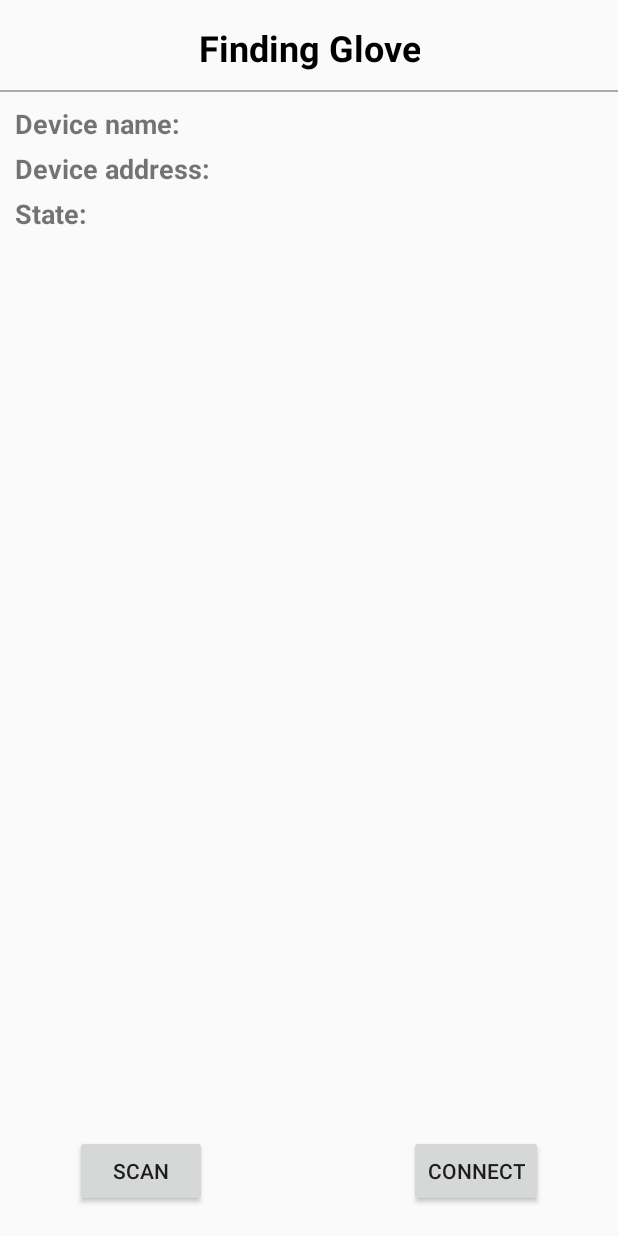
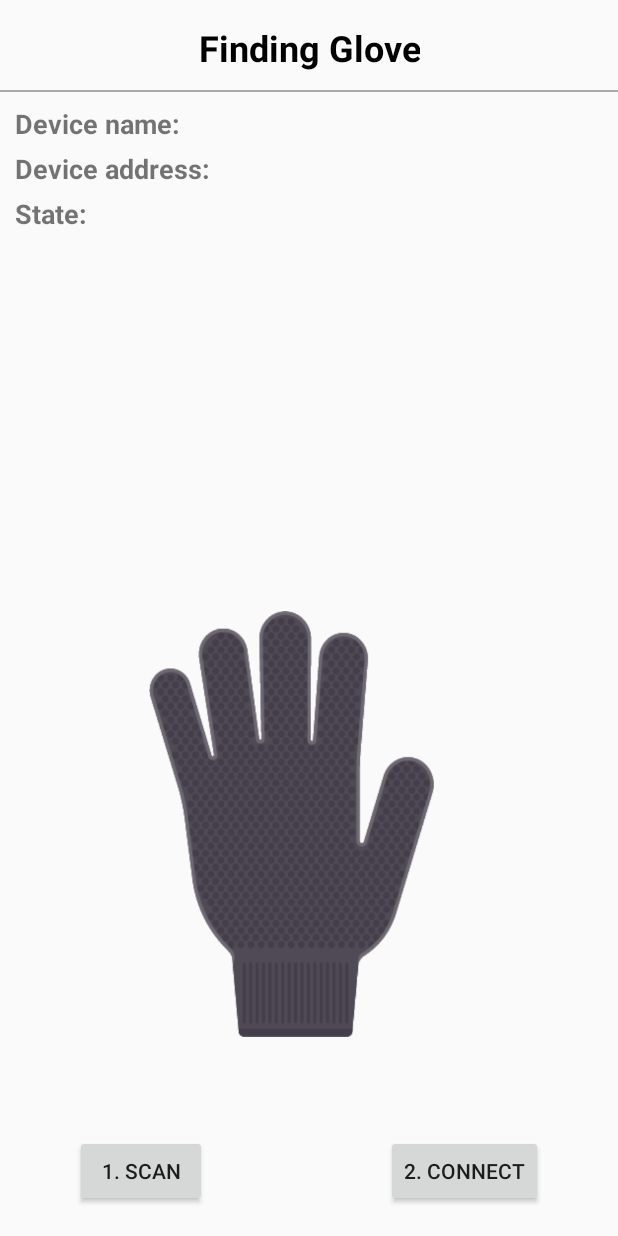
Before and after one commit to Yasamanro/TheBreakingHand, an Android app: the ScanActivity screen opened directly, with no data from a screen before it, on a phone screen of 412 x 824 dp. Run offline under Robolectric (Android 15) with nearby library versions, the light colour scheme and no system bars; 1 statement that could not run was skipped.

Commit message:
Scan activity UI improvement - Glove imageview - Numbering buttons - Disable back button

```diff
--- a/app/src/main/java/com/example/yasamanro/bhangarigame/ScanActivity.java
+++ b/app/src/main/java/com/example/yasamanro/bhangarigame/ScanActivity.java
@@ -20,6 +20,7 @@ import android.os.Bundle;
 import android.util.Log;
 import android.view.View;
 import android.widget.Button;
+import android.widget.ImageView;
 import android.widget.TextView;
 import android.widget.Toast;
 
@@ -30,13 +31,16 @@ import java.util.HashMap;
 import java.util.List;
 import java.util.Map;
 
+
+/*
+Handles finding BLE devices, filtering out the glove that we are looking for
+*/
 public class ScanActivity extends AppCompatActivity {
 
     private BluetoothAdapter mBluetoothAdapter;
     private BluetoothLeScanner mBluetoothLeScanner;
     private ScanCallback mScanCallback;
     private HashMap<String,BluetoothDevice> mScanResults = new HashMap<>();
-    private BluetoothGatt mBluetoothGatt;
 
     private boolean mScanning;
     private Handler mHandler;
@@ -47,6 +51,8 @@ public class ScanActivity extends AppCompatActivity {
 
     private boolean gloveFound;
     private BluetoothDevice glove;
+
+
 
     @Override
     protected void onCreate(Bundle savedInstanceState) {
@@ -147,11 +153,15 @@ public class ScanActivity extends AppCompatActivity {
         }
         for (String deviceAddress : mScanResults.keySet()) {
             BluetoothDevice device = mScanResults.get(deviceAddress);
-            Log.d("HELLOFOUNDDEVICES", "Found device: " + deviceAddress);
+            Log.d("FOUNDDEVICES", "Found device: " + deviceAddress);
             if (device.getName() != null && device.getName().equals("SmartGlove")){
                 runOnUiThread(new Runnable() {
                     @Override
                     public void run() {
+
+                        ((ImageView) findViewById(R.id.glove_unselected)).setVisibility(View.INVISIBLE);
+                        ((ImageView) findViewById(R.id.glove_selected)).setVisibility(View.VISIBLE);
+
                         gloveFound = true;
                         glove = device;
                         TextView deviceName = (TextView) findViewById(R.id.device_name);
@@ -211,4 +221,7 @@ public class ScanActivity extends AppCompatActivity {
     private void requestLocationPermission() {
         requestPermissions(new String[]{Manifest.permission.ACCESS_COARSE_LOCATION}, LOCATION_PERMISSION_CODE);
     }
+
+    @Override
+    public void onBackPressed() { }
 }
--- a/app/src/main/res/layout/activity_scan.xml
+++ b/app/src/main/res/layout/activity_scan.xml
@@ -1,5 +1,6 @@
 <?xml version="1.0" encoding="utf-8"?>
 <LinearLayout xmlns:android="http://schemas.android.com/apk/res/android"
+    xmlns:app="http://schemas.android.com/apk/res-auto"
     xmlns:tools="http://schemas.android.com/tools"
     android:layout_width="match_parent"
     android:layout_height="match_parent"
@@ -20,78 +21,122 @@
             android:layout_marginTop="15dp"
             android:text="Finding Glove"
             android:textAlignment="center"
+            android:textColor="@color/black"
             android:textSize="24sp"
-            android:textStyle="bold"
-            android:textColor="@color/black"/>
+            android:textStyle="bold" />
 
-        <LinearLayout android:orientation="horizontal"
+        <LinearLayout
             android:layout_width="match_parent"
             android:layout_height="wrap_content"
+            android:layout_marginLeft="10dp"
             android:layout_marginTop="70dp"
-            android:layout_marginLeft="10dp"
             android:layout_marginRight="10dp"
-            android:layout_marginBottom="10dp">
-            <TextView android:layout_width="wrap_content"
+            android:layout_marginBottom="10dp"
+            android:orientation="horizontal">
+
+            <TextView
+                android:layout_width="wrap_content"
                 android:layout_height="wrap_content"
                 android:text="@string/label_device_name"
-                android:textStyle="bold"
-                android:textSize="18sp"/>
-            <Space android:layout_width="5dp"
-                android:layout_height="wrap_content"/>
-            <TextView android:id="@+id/device_name"
+                android:textSize="18sp"
+                android:textStyle="bold" />
+
+            <Space
+                android:layout_width="5dp"
+                android:layout_height="wrap_content" />
+
+            <TextView
+                android:id="@+id/device_name"
                 android:layout_width="match_parent"
                 android:layout_height="wrap_content"
-                android:textSize="18sp"/>
+                android:textSize="18sp" />
         </LinearLayout>
 
-        <LinearLayout android:orientation="horizontal"
+        <LinearLayout
             android:layout_width="match_parent"
             android:layout_height="wrap_content"
+            android:layout_marginLeft="10dp"
             android:layout_marginTop="100dp"
-            android:layout_marginLeft="10dp"
             android:layout_marginRight="10dp"
-            android:layout_marginBottom="10dp">
-            <TextView android:layout_width="wrap_content"
+            android:layout_marginBottom="10dp"
+            android:orientation="horizontal">
+
+            <TextView
+                android:layout_width="wrap_content"
                 android:layout_height="wrap_content"
                 android:text="@string/label_device_address"
-                android:textStyle="bold"
-                android:textSize="18sp"/>
-            <Space android:layout_width="5dp"
-                android:layout_height="wrap_content"/>
-            <TextView android:id="@+id/device_address"
+                android:textSize="18sp"
+                android:textStyle="bold" />
+
+            <Space
+                android:layout_width="5dp"
+                android:layout_height="wrap_content" />
+
+            <TextView
+                android:id="@+id/device_address"
                 android:layout_width="match_parent"
                 android:layout_height="wrap_content"
-                android:textSize="18sp"/>
+                android:textSize="18sp" />
         </LinearLayout>
 
-        <LinearLayout android:orientation="horizontal"
+        <LinearLayout
             android:layout_width="match_parent"
             android:layout_height="wrap_content"
+            android:layout_marginLeft="10dp"
             android:layout_marginTop="130dp"
-            android:layout_marginLeft="10dp"
             android:layout_marginRight="10dp"
-            android:layout_marginBottom="10dp">
-            <TextView android:layout_width="wrap_content"
+            android:layout_marginBottom="10dp"
+            android:orientation="horizontal">
+
+            <TextView
+                android:layout_width="wrap_content"
                 android:layout_height="wrap_content"
                 android:text="@string/label_state"
-                android:textStyle="bold"
-                android:textSize="18sp"/>
-            <Space android:layout_width="5dp"
-                android:layout_height="wrap_content"/>
-            <TextView android:id="@+id/connection_state"
+                android:textSize="18sp"
+                android:textStyle="bold" />
+
+            <Space
+                android:layout_width="5dp"
+                android:layout_height="wrap_content" />
+
+            <TextView
+                android:id="@+id/connection_state"
                 android:layout_width="match_parent"
                 android:layout_height="wrap_content"
-                android:textSize="18sp"/>
+                android:textSize="18sp" />
         </LinearLayout>
 
         <View
             android:id="@+id/divider"
             android:layout_width="wrap_content"
             android:layout_height="1dp"
-            android:background="@android:color/darker_gray"
             android:layout_alignParentStart="true"
             android:layout_alignParentTop="true"
-            android:layout_marginTop="60dp" />
+            android:layout_marginTop="60dp"
+            android:background="@android:color/darker_gray" />
+
+        <ImageView
+            android:id="@+id/glove_unselected"
+            android:layout_width="190dp"
+            android:layout_height="284dp"
+            android:layout_alignParentStart="true"
+            android:layout_alignParentBottom="true"
+            android:layout_centerHorizontal="true"
+            android:layout_marginStart="99dp"
+            android:layout_marginBottom="46dp"
+            android:background="@drawable/glove_unselected"/>
+
+        <ImageView
+            android:id="@+id/glove_selected"
+            android:layout_width="190dp"
+            android:layout_height="284dp"
+            android:layout_alignParentStart="true"
+            android:layout_alignParentBottom="true"
+            android:layout_centerHorizontal="true"
+            android:layout_marginStart="99dp"
+            android:layout_marginBottom="46dp"
+            android:background="@drawable/glove_selected"
+            android:visibility="invisible"/>
     </RelativeLayout>
 
 
@@ -108,7 +153,7 @@
             android:layout_alignParentStart="true"
             android:layout_centerVertical="true"
             android:layout_marginStart="50dp"
-            android:text="Scan" />
+            android:text="1. Scan" />
 
         <Button
             android:id="@+id/connectButton"
@@ -118,6 +163,6 @@
             android:layout_alignParentEnd="true"
             android:layout_centerVertical="true"
             android:layout_marginEnd="50dp"
-            android:text="Connect" />
+            android:text="2. Connect" />
     </RelativeLayout>
 </LinearLayout>
```
